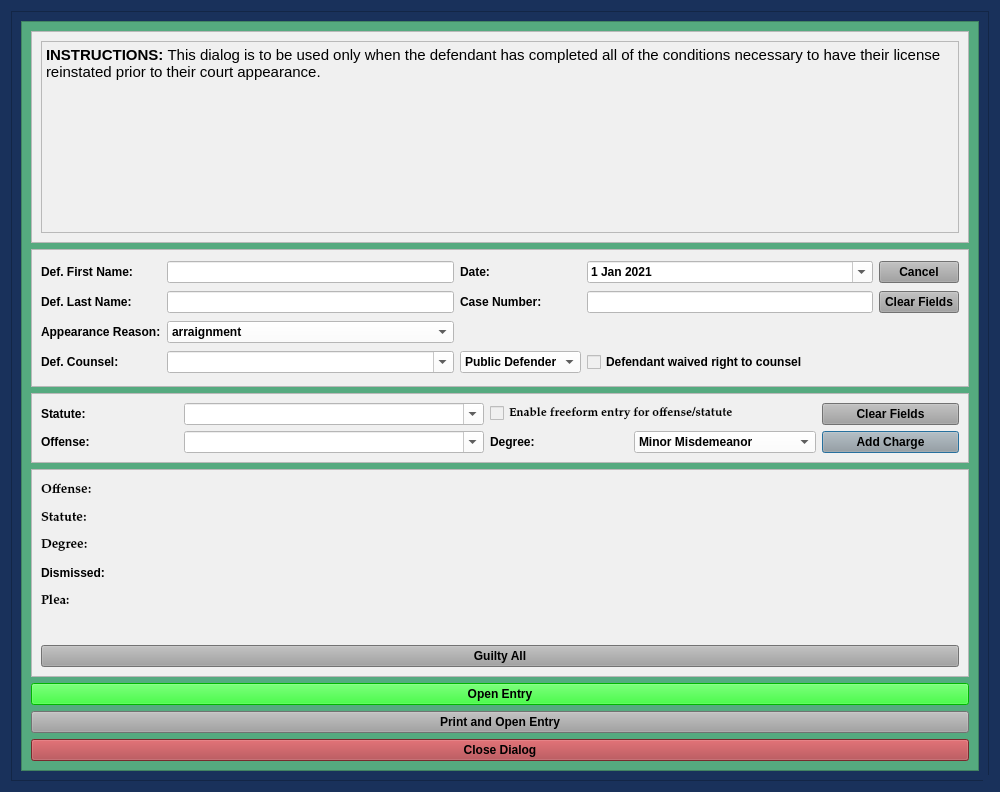
The window that package/views/ui/LeapPleaShortDialog.ui (HunterProgram22/MuniEntry) describes before a commit, drawn with Qt 5.
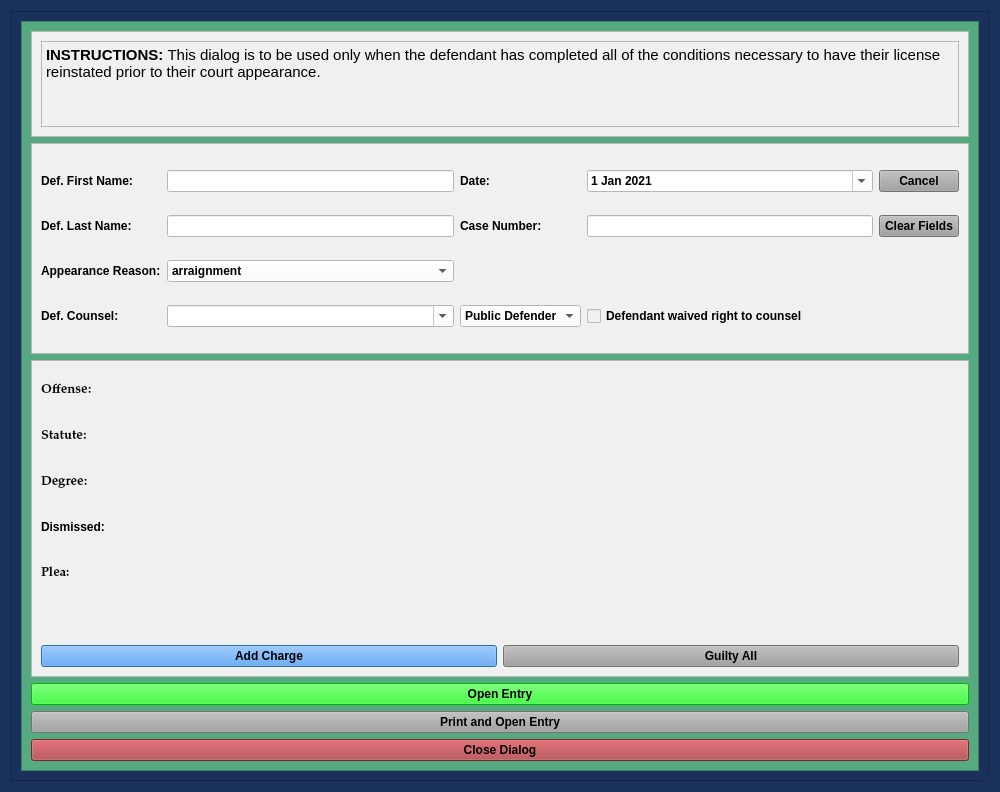
The same window after the commit.

Commit message: Leap Dialogs updated for add charge.

```diff
--- a/package/views/ui/LeapPleaShortDialog.ui
+++ b/package/views/ui/LeapPleaShortDialog.ui
@@ -177,13 +177,13 @@
           <rect>
            <x>0</x>
            <y>0</y>
-           <width>935</width>
-           <height>805</height>
+           <width>956</width>
+           <height>748</height>
           </rect>
          </property>
-         <layout class="QGridLayout" name="gridLayout_5" rowstretch="0,2,1,3,0,0,0">
-          <item row="0" column="0">
-           <widget class="QFrame" name="frame_2">
+         <layout class="QGridLayout" name="gridLayout_5" rowstretch="1,2,3,1,1,1">
+          <item row="2" column="0">
+           <widget class="QFrame" name="frame_6">
             <property name="styleSheet">
              <string notr="true">background-color: rgb(240, 240, 240);</string>
             </property>
@@ -193,24 +193,161 @@
             <property name="frameShadow">
              <enum>QFrame::Raised</enum>
             </property>
-            <layout class="QVBoxLayout" name="verticalLayout_3">
-             <item>
-              <widget class="QTextBrowser" name="textBrowser">
+            <layout class="QGridLayout" name="gridLayout_2">
+             <item row="0" column="0" colspan="2">
+              <layout class="QGridLayout" name="charges_gridLayout">
+               <item row="1" column="0">
+                <widget class="QLabel" name="label_20">
+                 <property name="font">
+                  <font>
+                   <family>Palatino Linotype</family>
+                   <pointsize>10</pointsize>
+                   <weight>75</weight>
+                   <italic>false</italic>
+                   <bold>true</bold>
+                  </font>
+                 </property>
+                 <property name="text">
+                  <string>Statute:</string>
+                 </property>
+                </widget>
+               </item>
+               <item row="2" column="0">
+                <widget class="QLabel" name="label_21">
+                 <property name="font">
+                  <font>
+                   <family>Palatino Linotype</family>
+                   <pointsize>10</pointsize>
+                   <weight>75</weight>
+                   <italic>false</italic>
+                   <bold>true</bold>
+                  </font>
+                 </property>
+                 <property name="text">
+                  <string>Degree:</string>
+                 </property>
+                </widget>
+               </item>
+               <item row="4" column="0">
+                <widget class="QLabel" name="plea_label_1">
+                 <property name="font">
+                  <font>
+                   <family>Palatino Linotype</family>
+                   <pointsize>10</pointsize>
+                   <weight>75</weight>
+                   <italic>false</italic>
+                   <bold>true</bold>
+                  </font>
+                 </property>
+                 <property name="text">
+                  <string>Plea:</string>
+                 </property>
+                </widget>
+               </item>
+               <item row="0" column="0">
+                <widget class="QLabel" name="offense_label_1">
+                 <property name="font">
+                  <font>
+                   <family>Palatino Linotype</family>
+                   <pointsize>10</pointsize>
+                   <weight>75</weight>
+                   <italic>false</italic>
+                   <bold>true</bold>
+                  </font>
+                 </property>
+                 <property name="text">
+                  <string>Offense:</string>
+                 </property>
+                 <property name="wordWrap">
+                  <bool>true</bool>
+                 </property>
+                </widget>
+               </item>
+               <item row="5" column="0">
+                <widget class="QLabel" name="label_4">
+                 <property name="text">
+                  <string/>
+                 </property>
+                </widget>
+               </item>
+               <item row="3" column="0">
+                <widget class="QLabel" name="label_5">
+                 <property name="text">
+                  <string>Dismissed:</string>
+                 </property>
+                </widget>
+               </item>
+              </layout>
+             </item>
+             <item row="1" column="0">
+              <widget class="QPushButton" name="add_charge_Button">
+               <property name="styleSheet">
+                <string notr="true">background-color: rgb(62, 146, 255);
+font: 75 11pt &quot;Palatino Linotype&quot;;
+font-weight: bold;</string>
+               </property>
+               <property name="text">
+                <string>Add Charge</string>
+               </property>
+              </widget>
+             </item>
+             <item row="1" column="1">
+              <widget class="QPushButton" name="guilty_all_Button">
                <property name="focusPolicy">
                 <enum>Qt::NoFocus</enum>
                </property>
-               <property name="html">
-                <string>&lt;!DOCTYPE HTML PUBLIC &quot;-//W3C//DTD HTML 4.0//EN&quot; &quot;http://www.w3.org/TR/REC-html40/strict.dtd&quot;&gt;
-&lt;html&gt;&lt;head&gt;&lt;meta name=&quot;qrichtext&quot; content=&quot;1&quot; /&gt;&lt;style type=&quot;text/css&quot;&gt;
-p, li { white-space: pre-wrap; }
-&lt;/style&gt;&lt;/head&gt;&lt;body style=&quot; font-family:'Palatino Linotype'; font-size:10pt; font-weight:600; font-style:normal;&quot;&gt;
-&lt;p style=&quot; margin-top:0px; margin-bottom:0px; margin-left:0px; margin-right:0px; -qt-block-indent:0; text-indent:0px;&quot;&gt;&lt;span style=&quot; font-size:11pt;&quot;&gt;INSTRUCTIONS: &lt;/span&gt;&lt;span style=&quot; font-size:11pt; font-weight:400;&quot;&gt;This dialog is to be used only when the defendant has completed all of the conditions necessary to have their license reinstated prior to their court appearance. &lt;/span&gt;&lt;/p&gt;&lt;/body&gt;&lt;/html&gt;</string>
+               <property name="styleSheet">
+                <string notr="true">background-color: rgb(160, 160, 160);
+font: 75 11pt &quot;Palatino Linotype&quot;;
+font-weight: bold;</string>
+               </property>
+               <property name="text">
+                <string>Guilty All</string>
                </property>
               </widget>
              </item>
             </layout>
            </widget>
           </item>
+          <item row="3" column="0">
+           <widget class="QPushButton" name="create_entry_Button">
+            <property name="styleSheet">
+             <string notr="true">background-color: rgb(0, 255, 0);
+font: 75 11pt &quot;Palatino Linotype&quot;;
+font-weight: bold;</string>
+            </property>
+            <property name="text">
+             <string>Open Entry</string>
+            </property>
+            <property name="autoDefault">
+             <bool>false</bool>
+            </property>
+           </widget>
+          </item>
+          <item row="4" column="0">
+           <widget class="QPushButton" name="print_entry_Button">
+            <property name="styleSheet">
+             <string notr="true">background-color: rgb(160, 160, 160);
+font: 75 11pt &quot;Palatino Linotype&quot;;
+font-weight: bold;</string>
+            </property>
+            <property name="text">
+             <string>Print and Open Entry</string>
+            </property>
+           </widget>
+          </item>
+          <item row="5" column="0">
+           <widget class="QPushButton" name="close_dialog_Button">
+            <property name="styleSheet">
+             <string notr="true">background-color: rgb(170, 58, 63);
+font: 75 11pt &quot;Palatino Linotype&quot;;
+font-weight: bold;</string>
+            </property>
+            <property name="text">
+             <string>Close Dialog</string>
+            </property>
+           </widget>
+          </item>
           <item row="1" column="0">
            <widget class="QFrame" name="case_name_Frame">
             <property name="sizePolicy">
@@ -429,8 +566,8 @@
             </layout>
            </widget>
           </item>
-          <item row="2" column="0">
-           <widget class="QFrame" name="frame">
+          <item row="0" column="0">
+           <widget class="QFrame" name="frame_2">
             <property name="styleSheet">
              <string notr="true">background-color: rgb(240, 240, 240);</string>
             </property>
@@ -440,303 +577,24 @@
             <property name="frameShadow">
              <enum>QFrame::Raised</enum>
             </property>
-            <layout class="QGridLayout" name="gridLayout_2">
-             <item row="0" column="0">
-              <widget class="QLabel" name="label_6">
-               <property name="text">
-                <string>Statute:</string>
-               </property>
-              </widget>
-             </item>
-             <item row="0" column="1">
-              <widget class="QComboBox" name="statute_choice_box">
-               <property name="enabled">
-                <bool>true</bool>
-               </property>
-               <property name="minimumSize">
-                <size>
-                 <width>300</width>
-                 <height>0</height>
-                </size>
-               </property>
+            <layout class="QVBoxLayout" name="verticalLayout_3">
+             <item>
+              <widget class="QTextBrowser" name="textBrowser">
                <property name="focusPolicy">
-                <enum>Qt::WheelFocus</enum>
-               </property>
-               <property name="styleSheet">
-                <string notr="true">background-color: rgb(255, 255, 255);</string>
-               </property>
-               <property name="editable">
-                <bool>true</bool>
-               </property>
-              </widget>
-             </item>
-             <item row="0" column="2" colspan="2">
-              <widget class="QCheckBox" name="freeform_entry_checkBox">
-               <property name="font">
-                <font>
-                 <family>Palatino Linotype</family>
-                 <pointsize>9</pointsize>
-                 <weight>9</weight>
-                 <italic>false</italic>
-                 <bold>false</bold>
-                </font>
-               </property>
-               <property name="focusPolicy">
                 <enum>Qt::NoFocus</enum>
                </property>
-               <property name="styleSheet">
-                <string notr="true">font: 75 9pt &quot;Palatino Linotype&quot;;</string>
+               <property name="html">
+                <string>&lt;!DOCTYPE HTML PUBLIC &quot;-//W3C//DTD HTML 4.0//EN&quot; &quot;http://www.w3.org/TR/REC-html40/strict.dtd&quot;&gt;
+&lt;html&gt;&lt;head&gt;&lt;meta name=&quot;qrichtext&quot; content=&quot;1&quot; /&gt;&lt;style type=&quot;text/css&quot;&gt;
+p, li { white-space: pre-wrap; }
+&lt;/style&gt;&lt;/head&gt;&lt;body style=&quot; font-family:'Palatino Linotype'; font-size:10pt; font-weight:600; font-style:normal;&quot;&gt;
+&lt;p style=&quot; margin-top:0px; margin-bottom:0px; margin-left:0px; margin-right:0px; -qt-block-indent:0; text-indent:0px;&quot;&gt;&lt;span style=&quot; font-size:11pt;&quot;&gt;INSTRUCTIONS: &lt;/span&gt;&lt;span style=&quot; font-size:11pt; font-weight:400;&quot;&gt;This dialog is to be used only when the defendant has completed all of the conditions necessary to have their license reinstated prior to their court appearance. &lt;/span&gt;&lt;/p&gt;&lt;/body&gt;&lt;/html&gt;</string>
                </property>
-               <property name="text">
-                <string>Enable freeform entry for offense/statute</string>
-               </property>
               </widget>
              </item>
-             <item row="0" column="4">
-              <widget class="QPushButton" name="clear_fields_charge_Button">
-               <property name="focusPolicy">
-                <enum>Qt::NoFocus</enum>
-               </property>
-               <property name="styleSheet">
-                <string notr="true">background-color: rgb(160, 160, 160);</string>
-               </property>
-               <property name="text">
-                <string>Clear Fields</string>
-               </property>
-              </widget>
-             </item>
-             <item row="1" column="0">
-              <widget class="QLabel" name="label_15">
-               <property name="text">
-                <string>Offense:</string>
-               </property>
-              </widget>
-             </item>
-             <item row="1" column="1">
-              <widget class="QComboBox" name="offense_choice_box">
-               <property name="minimumSize">
-                <size>
-                 <width>300</width>
-                 <height>0</height>
-                </size>
-               </property>
-               <property name="styleSheet">
-                <string notr="true">background-color: rgb(255, 255, 255);</string>
-               </property>
-               <property name="editable">
-                <bool>true</bool>
-               </property>
-              </widget>
-             </item>
-             <item row="1" column="2">
-              <widget class="QLabel" name="label_23">
-               <property name="text">
-                <string>Degree:</string>
-               </property>
-              </widget>
-             </item>
-             <item row="1" column="3">
-              <widget class="QComboBox" name="degree_choice_box">
-               <property name="enabled">
-                <bool>true</bool>
-               </property>
-               <property name="focusPolicy">
-                <enum>Qt::NoFocus</enum>
-               </property>
-               <property name="styleSheet">
-                <string notr="true">background-color: rgb(255, 255, 255);</string>
-               </property>
-               <item>
-                <property name="text">
-                 <string>Minor Misdemeanor</string>
-                </property>
-               </item>
-               <item>
-                <property name="text">
-                 <string>M1</string>
-                </property>
-               </item>
-               <item>
-                <property name="text">
-                 <string>M2</string>
-                </property>
-               </item>
-               <item>
-                <property name="text">
-                 <string>M3</string>
-                </property>
-               </item>
-               <item>
-                <property name="text">
-                 <string>M4</string>
-                </property>
-               </item>
-               <item>
-                <property name="text">
-                 <string>Unclassified Misdemeanor</string>
-                </property>
-               </item>
-              </widget>
-             </item>
-             <item row="1" column="4">
-              <widget class="QPushButton" name="add_charge_Button">
-               <property name="styleSheet">
-                <string notr="true">background-color: rgb(160, 160, 160);</string>
-               </property>
-               <property name="text">
-                <string>Add Charge</string>
-               </property>
-              </widget>
-             </item>
             </layout>
            </widget>
           </item>
-          <item row="3" column="0">
-           <widget class="QFrame" name="frame_6">
-            <property name="styleSheet">
-             <string notr="true">background-color: rgb(240, 240, 240);</string>
-            </property>
-            <property name="frameShape">
-             <enum>QFrame::StyledPanel</enum>
-            </property>
-            <property name="frameShadow">
-             <enum>QFrame::Raised</enum>
-            </property>
-            <layout class="QGridLayout" name="gridLayout_3">
-             <item row="1" column="0">
-              <widget class="QPushButton" name="guilty_all_Button">
-               <property name="focusPolicy">
-                <enum>Qt::NoFocus</enum>
-               </property>
-               <property name="styleSheet">
-                <string notr="true">background-color: rgb(160, 160, 160);</string>
-               </property>
-               <property name="text">
-                <string>Guilty All</string>
-               </property>
-              </widget>
-             </item>
-             <item row="0" column="0">
-              <layout class="QGridLayout" name="charges_gridLayout">
-               <item row="1" column="0">
-                <widget class="QLabel" name="label_20">
-                 <property name="font">
-                  <font>
-                   <family>Palatino Linotype</family>
-                   <pointsize>10</pointsize>
-                   <weight>75</weight>
-                   <italic>false</italic>
-                   <bold>true</bold>
-                  </font>
-                 </property>
-                 <property name="text">
-                  <string>Statute:</string>
-                 </property>
-                </widget>
-               </item>
-               <item row="2" column="0">
-                <widget class="QLabel" name="label_21">
-                 <property name="font">
-                  <font>
-                   <family>Palatino Linotype</family>
-                   <pointsize>10</pointsize>
-                   <weight>75</weight>
-                   <italic>false</italic>
-                   <bold>true</bold>
-                  </font>
-                 </property>
-                 <property name="text">
-                  <string>Degree:</string>
-                 </property>
-                </widget>
-               </item>
-               <item row="4" column="0">
-                <widget class="QLabel" name="plea_label_1">
-                 <property name="font">
-                  <font>
-                   <family>Palatino Linotype</family>
-                   <pointsize>10</pointsize>
-                   <weight>75</weight>
-                   <italic>false</italic>
-                   <bold>true</bold>
-                  </font>
-                 </property>
-                 <property name="text">
-                  <string>Plea:</string>
-                 </property>
-                </widget>
-               </item>
-               <item row="0" column="0">
-                <widget class="QLabel" name="offense_label_1">
-                 <property name="font">
-                  <font>
-                   <family>Palatino Linotype</family>
-                   <pointsize>10</pointsize>
-                   <weight>75</weight>
-                   <italic>false</italic>
-                   <bold>true</bold>
-                  </font>
-                 </property>
-                 <property name="text">
-                  <string>Offense:</string>
-                 </property>
-                 <property name="wordWrap">
-                  <bool>true</bool>
-                 </property>
-                </widget>
-               </item>
-               <item row="5" column="0">
-                <widget class="QLabel" name="label_4">
-                 <property name="text">
-                  <string/>
-                 </property>
-                </widget>
-               </item>
-               <item row="3" column="0">
-                <widget class="QLabel" name="label_5">
-                 <property name="text">
-                  <string>Dismissed:</string>
-                 </property>
-                </widget>
-               </item>
-              </layout>
-             </item>
-            </layout>
-           </widget>
-          </item>
-          <item row="4" column="0">
-           <widget class="QPushButton" name="create_entry_Button">
-            <property name="styleSheet">
-             <string notr="true">background-color: rgb(0, 255, 0);</string>
-            </property>
-            <property name="text">
-             <string>Open Entry</string>
-            </property>
-            <property name="autoDefault">
-             <bool>false</bool>
-            </property>
-           </widget>
-          </item>
-          <item row="5" column="0">
-           <widget class="QPushButton" name="print_entry_Button">
-            <property name="styleSheet">
-             <string notr="true">background-color: rgb(160, 160, 160);</string>
-            </property>
-            <property name="text">
-             <string>Print and Open Entry</string>
-            </property>
-           </widget>
-          </item>
-          <item row="6" column="0">
-           <widget class="QPushButton" name="close_dialog_Button">
-            <property name="styleSheet">
-             <string notr="true">background-color: rgb(170, 58, 63);</string>
-            </property>
-            <property name="text">
-             <string>Close Dialog</string>
-            </property>
-           </widget>
-          </item>
          </layout>
         </widget>
        </widget>
```
Left out of the diff: 3 changed lines with no effect on the pictures. The commit also changes 7 other files.
